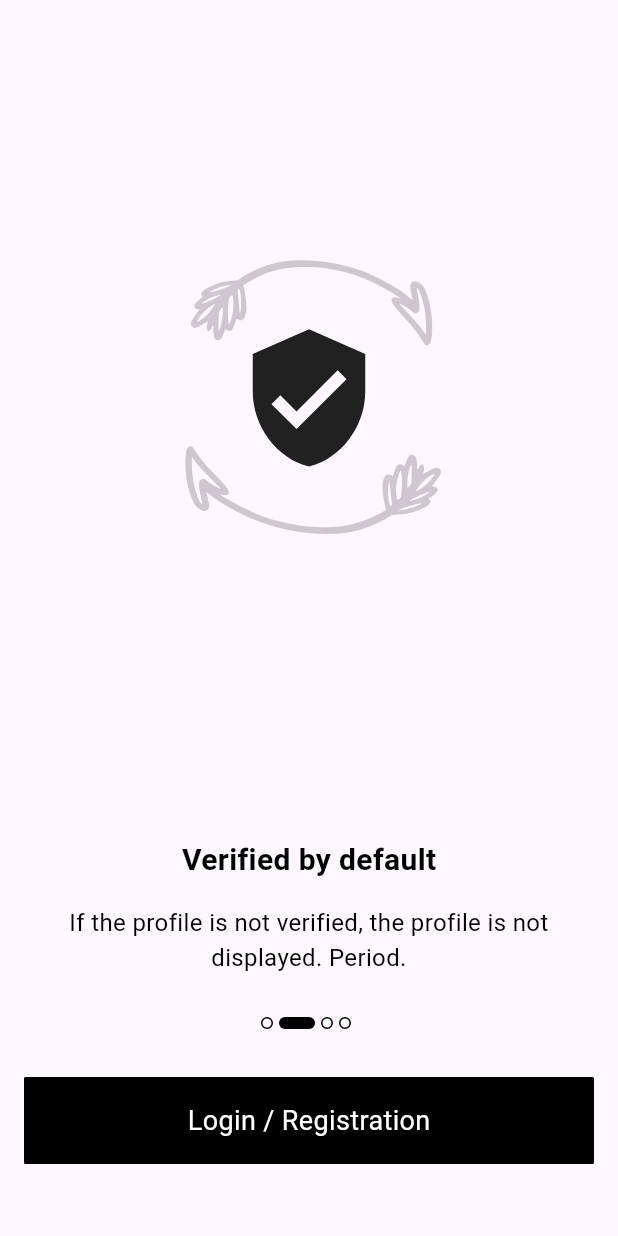
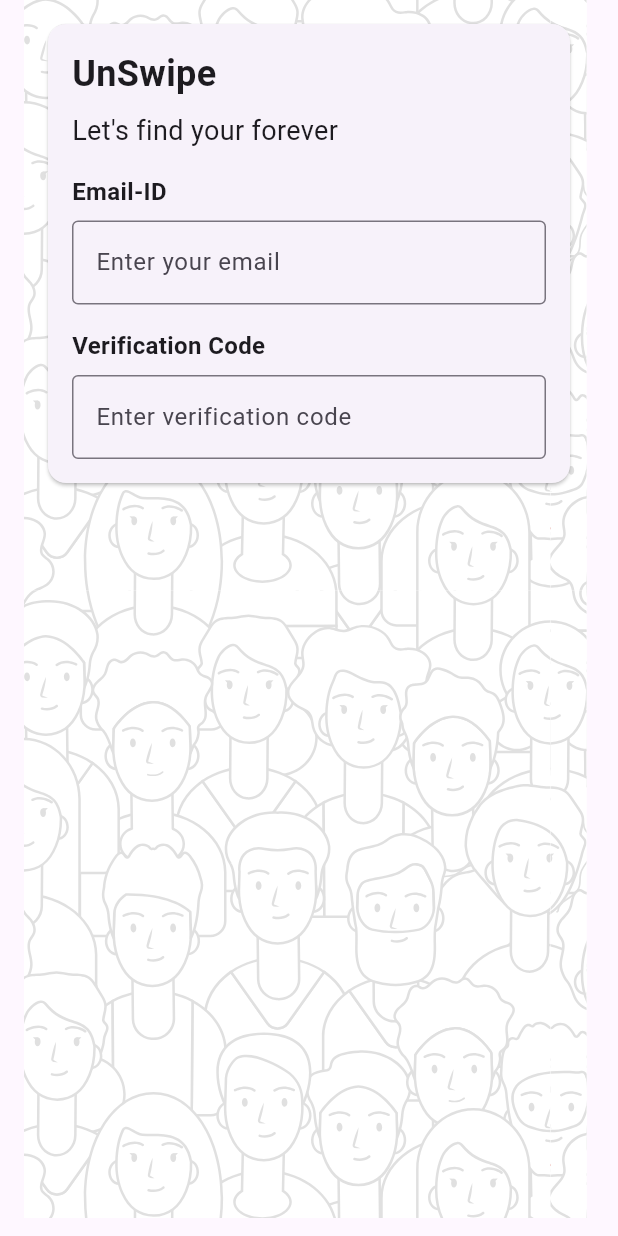
Before and after one commit to Unswipe-Dating/app, a Flutter app: the screen it shows after launch, on a phone screen of 412 x 824 dp. Run offline on Flutter 3.47's test engine with Material 3 defaults, Android fonts, the light colour scheme and no system bars; our stand-ins replace flutter_svg; Roboto replaces fonts that are missing (HappyMonkey).

Commit message:
added login screen

```diff
--- /dev/null
+++ b/lib/Login.dart
@@ -0,0 +1,89 @@
+import 'package:flutter/material.dart';
+import 'package:flutter_svg/flutter_svg.dart';
+
+class LoginScreen extends StatefulWidget {
+  const LoginScreen({super.key});
+
+  @override
+  State<StatefulWidget> createState()  => _LoginScreenState();
+
+}
+
+class _LoginScreenState extends State<LoginScreen> {
+  @override
+  Widget build(BuildContext context) {
+    return Scaffold(
+      body: Container(
+        padding: const EdgeInsets.symmetric(horizontal: 16),
+        child: Stack(
+          children: [
+            SvgPicture.asset("assets/images/login_background.svg"),
+            const CardView()
+          ],
+        ),
+      ),
+    );
+  }
+
+}
+
+
+class CardView extends StatelessWidget {
+  const CardView({super.key});
+
+  @override
+  Widget build(BuildContext context) {
+    return Card(
+      margin: const EdgeInsets.all(16.0),
+      child: Padding(
+        padding: const EdgeInsets.all(16.0),
+        child:  Column(
+          mainAxisSize: MainAxisSize.min,
+          crossAxisAlignment: CrossAxisAlignment.start,
+          children: [
+            const Text(
+              'UnSwipe',
+              style: TextStyle(
+                fontSize: 24.0,
+                fontWeight: FontWeight.bold,
+              ),
+            ),
+            const SizedBox(height: 8.0),
+            const Text(
+              "Let's find your forever",
+              style: TextStyle(
+                fontSize: 18.0,
+              ),
+            ),
+            const SizedBox(height: 16.0),
+            buildTextFieldWithTitle('Email-ID', 'Enter your email'),
+            const SizedBox(height: 16.0),
+            buildTextFieldWithTitle('Verification Code', 'Enter verification code'),
+          ],
+        ),
+      ),
+    );
+  }
+
+  Widget buildTextFieldWithTitle(String title, String hintText) {
+    return Column(
+      crossAxisAlignment: CrossAxisAlignment.start,
+      children: [
+        Text(
+          title,
+          style: const TextStyle(
+            fontSize: 16.0,
+            fontWeight: FontWeight.bold,
+          ),
+        ),
+        const SizedBox(height: 8.0),
+        TextField(
+          decoration: InputDecoration(
+            hintText: hintText,
+            border: const OutlineInputBorder(),
+          ),
+        ),
+      ],
+    );
+  }
+}
--- a/lib/OnBoarding.dart
+++ b/lib/OnBoarding.dart
@@ -63,19 +63,19 @@ class _OnBoardingScreenState extends State<OnBoardingScreen> {
     // Initialize page controller
     _pageController = PageController(initialPage: 0);
     // Automatic scroll behaviour
-    _timer = Timer.periodic(const Duration(seconds: 5), (Timer timer) {
-      if (_pageIndex < 3) {
-        _pageIndex++;
-      } else {
-        _pageIndex = 0;
-      }
-
-      _pageController.animateToPage(
-        _pageIndex,
-        duration: const Duration(milliseconds: 350),
-        curve: Curves.easeIn,
-      );
-    });
+    // _timer = Timer.periodic(const Duration(seconds: 5), (Timer timer) {
+    //   if (_pageIndex < 3) {
+    //     _pageIndex++;
+    //   } else {
+    //     _pageIndex = 0;
+    //   }
+    //
+    //   _pageController.animateToPage(
+    //     _pageIndex,
+    //     duration: const Duration(milliseconds: 350),
+    //     curve: Curves.easeIn,
+    //   );
+    // });
   }
 
   @override
@@ -150,7 +150,8 @@ class _OnBoardingScreenState extends State<OnBoardingScreen> {
                   child: Text(
                     "Login / Registration",
                     style: TextStyle(
-                      fontFamily: "HappyMonkey",
+                      fontFamily: "Lato",
+                      fontWeight: FontWeight.w700,
                       color: Colors.white,
                       fontSize: 18,
                     ),
@@ -194,7 +195,8 @@ class OnBoardContent extends StatelessWidget {
           style: const TextStyle(
             color: Colors.black,
             fontSize: 20,
-            fontWeight: FontWeight.bold,
+            fontFamily:'Playfair',
+            fontWeight: FontWeight.w700
           ),
         ),
         const SizedBox(
@@ -206,7 +208,7 @@ class OnBoardContent extends StatelessWidget {
           style: const TextStyle(
             color: Colors.black,
             fontSize: 16,
-            fontWeight: FontWeight.normal,
+            fontFamily: 'Lato',
           ),
         ),
         const Spacer(),
--- a/lib/main.dart
+++ b/lib/main.dart
@@ -1,4 +1,5 @@
 import 'package:flutter/material.dart';
+import 'package:unswipe/Login.dart';
 import 'package:unswipe/OnBoarding.dart';
 
 void main() {
@@ -83,7 +84,7 @@ class _MyHomePageState extends State<MyHomePage> {
         // in the middle of the parent.
         child:MaterialApp(
           debugShowCheckedModeBanner: false,
-          home: const OnBoardingScreen(),
+          home: const LoginScreen(),
           title: "UnSwipe",
           theme: ThemeData(
             primaryColor: Color(0xFF3E69FE), // Set the primary color
```
Also changed, not shown: pubspec.yaml (+10 -4 lines), assets/fonts/Lato-Bold.ttf (added), assets/fonts/Lato-Regular.ttf (added), assets/images/login_background.svg (added).
